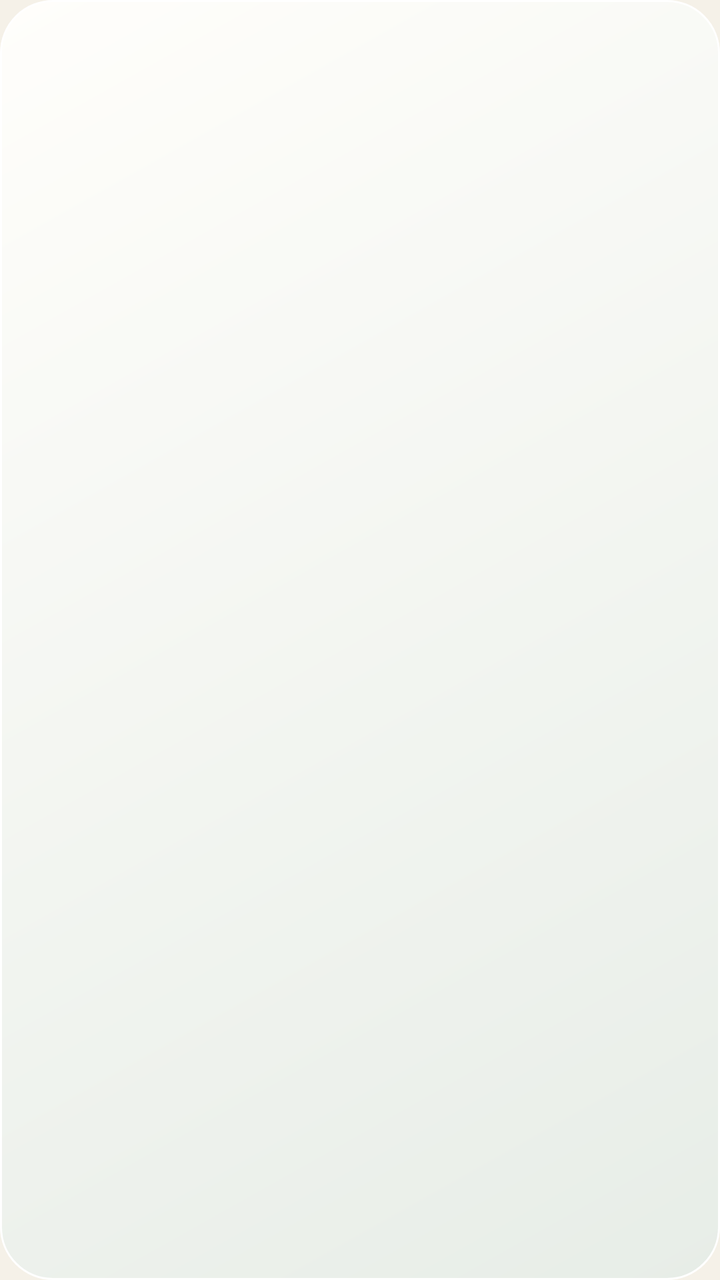
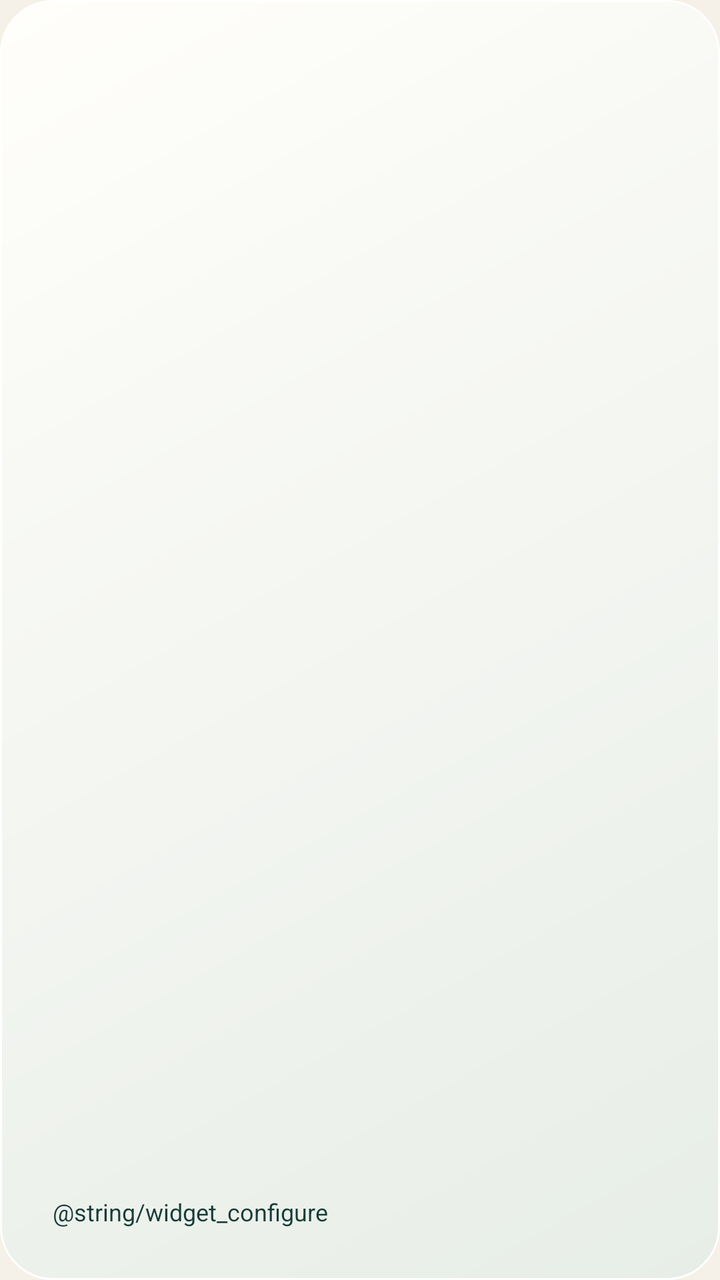

Two renders of the same Android screen: before a commit and after it. Below are the layout's source before the change and the commit's diff.
<!-- AndroidManifest.xml: application theme Theme.Lumora -->
<!-- res/layout/widget_compact.xml -->
<?xml version="1.0" encoding="utf-8"?>
<LinearLayout xmlns:android="http://schemas.android.com/apk/res/android"
    android:id="@+id/widget_root"
    android:layout_width="match_parent"
    android:layout_height="match_parent"
    android:orientation="vertical"
    android:padding="10dp"
    android:background="@drawable/widget_bg">
    <ImageView
        android:id="@+id/widget_art"
        android:layout_width="match_parent"
        android:layout_height="0dp"
        android:layout_weight="1"
        android:scaleType="centerCrop"
        android:contentDescription="@string/widget_desc" />
    <TextView
        android:id="@+id/widget_title"
        android:layout_width="match_parent"
        android:layout_height="wrap_content"
        android:layout_marginTop="4dp"
        android:fontFamily="serif"
        android:maxLines="1"
        android:ellipsize="end"
        android:textColor="#183B38"
        android:textSize="14sp" />
    <TextView
        android:id="@+id/widget_sub"
        android:layout_width="match_parent"
        android:layout_height="wrap_content"
        android:maxLines="1"
        android:ellipsize="end"
        android:textColor="#667265"
        android:textSize="11sp" />
    <TextView
        android:id="@+id/widget_next"
        android:layout_width="match_parent"
        android:layout_height="28dp"
        android:gravity="end|center_vertical"
        android:textColor="#AF7449"
        android:textSize="11sp"
        android:contentDescription="@string/widget_next_desc" />
</LinearLayout>
<!-- resources referenced by this layout -->
<resources>
  <!-- drawable widget_bg (drawable) -->
  <?xml version="1.0" encoding="utf-8"?>
  <shape xmlns:android="http://schemas.android.com/apk/res/android"
      android:shape="rectangle">
      <gradient android:startColor="#FFFFFEFB" android:endColor="#E7EDE7"
          android:angle="315" />
      <stroke android:width="1dp" android:color="#FFFFFFFF" />
      <corners android:radius="26dp" />
  </shape>
  <string name="widget_desc">你最近心动的藏品，安静地躺在桌面。</string>
  <string name="widget_next_desc">浏览下一件藏品</string>
  <style name="Theme.Lumora" parent="android:Theme.Material.Light.NoActionBar">
          <item name="android:windowBackground">@color/paper</item>
          <item name="android:colorPrimary">@color/ink</item>
          <item name="android:colorAccent">@color/copper</item>
          <item name="android:statusBarColor">@color/paper</item>
          <item name="android:navigationBarColor">@color/paper</item>
          <item name="android:windowLightStatusBar">true</item>
          <item name="android:windowDrawsSystemBarBackgrounds">true</item>
      </style>
  <color name="paper">#F5F1E8</color>
  <color name="ink">#183B38</color>
  <color name="copper">#AF7449</color>
</resources>

<!-- the commit's change to res/layout/widget_compact.xml (unified diff, before → after) -->
@@ -32,11 +32,37 @@
         android:textColor="#667265"
         android:textSize="11sp" />
     <TextView
-        android:id="@+id/widget_next"
+        android:id="@+id/widget_note"
         android:layout_width="match_parent"
-        android:layout_height="28dp"
-        android:gravity="end|center_vertical"
-        android:textColor="#AF7449"
-        android:textSize="11sp"
-        android:contentDescription="@string/widget_next_desc" />
+        android:layout_height="wrap_content"
+        android:maxLines="2"
+        android:ellipsize="end"
+        android:fontFamily="serif"
+        android:textSize="13sp"
+        android:textColor="#183B38"
+        android:visibility="gone" />
+    <LinearLayout
+        android:layout_width="match_parent"
+        android:layout_height="48dp"
+        android:orientation="horizontal">
+        <TextView
+            android:id="@+id/widget_configure"
+            android:layout_width="0dp"
+            android:layout_height="match_parent"
+            android:layout_weight="1"
+            android:gravity="center"
+            android:text="@string/widget_configure"
+            android:contentDescription="@string/widget_configure_desc"
+            android:textColor="#183B38"
+            android:textSize="12sp" />
+        <TextView
+            android:id="@+id/widget_next"
+            android:layout_width="0dp"
+            android:layout_height="match_parent"
+            android:layout_weight="1"
+            android:gravity="center"
+            android:textColor="#183B38"
+            android:textSize="12sp"
+            android:contentDescription="@string/widget_next_desc" />
+    </LinearLayout>
 </LinearLayout>
